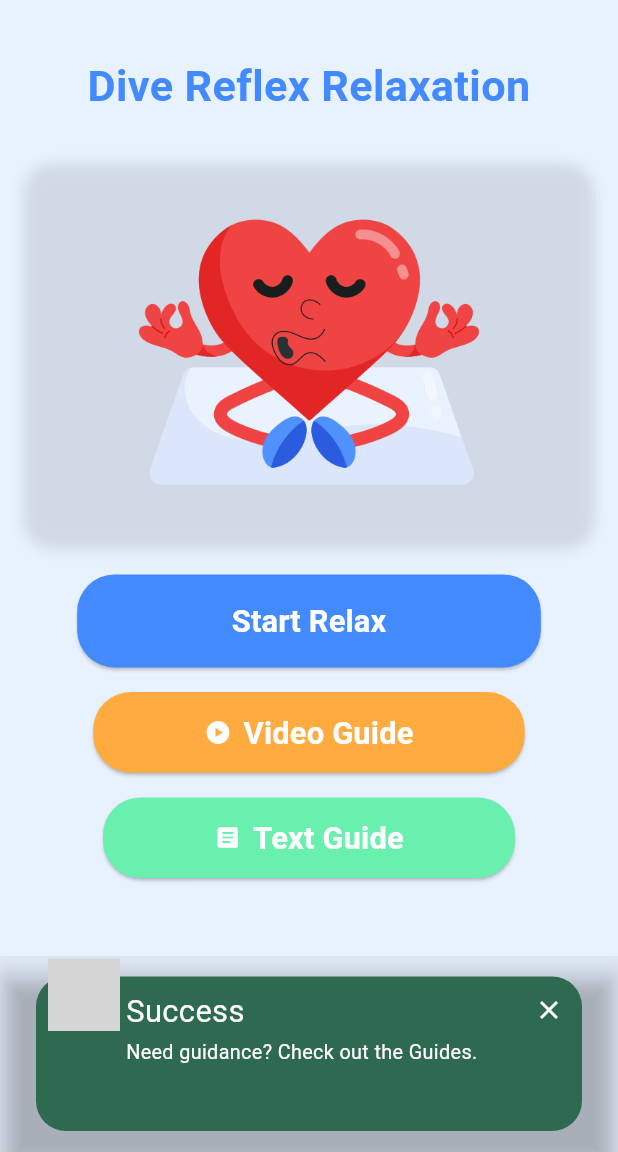
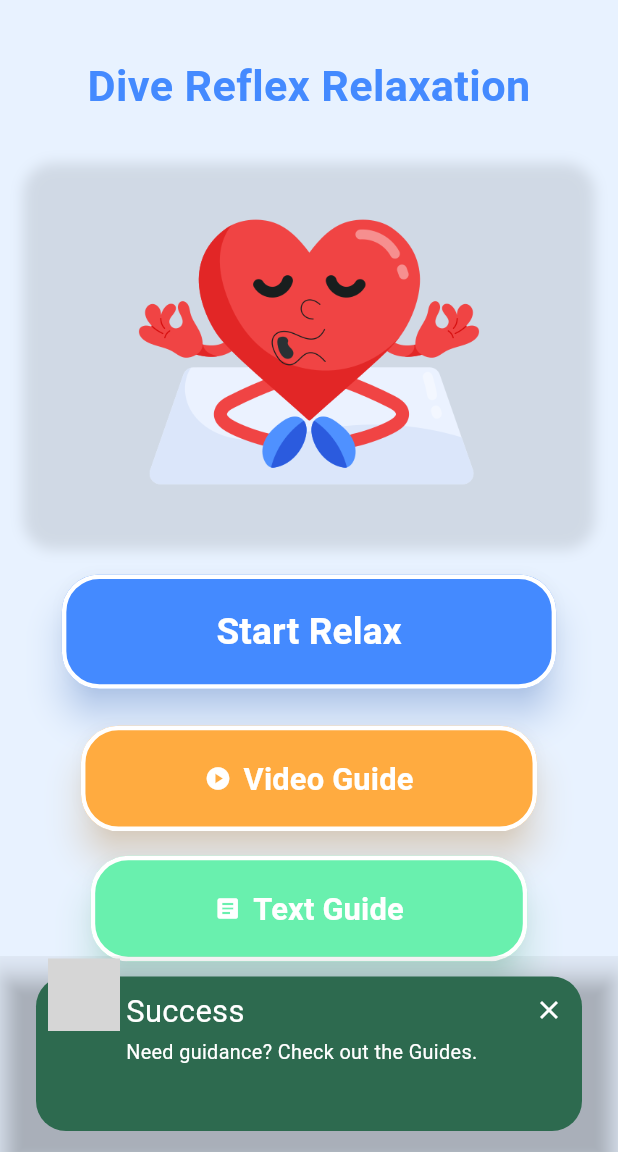
Before and after one commit to riyajidevindu/BeMA_App_V2, a Flutter app: the DiveReflexScreen screen opened by its route, on a phone screen of 412 x 824 dp, the part 84-1236 px from its top. Run offline on Flutter 3.47's test engine with Material 3 defaults, Android fonts, the phone set to English and light mode, and no system bars; drawn by our look-alikes of awesome_snackbar_content; our stand-ins replace cloud_firestore, connectivity_plus, custom_navigation_bar, firebase_auth, firebase_core, firebase_storage and 4 more; missing offline and left inert: model_viewer_plus, record; accounts and stored records are empty; statements that could not run were skipped; grey boxes are pictures that could not be loaded.

Commit message:
Enhance DiveReflexScreen layout with improved button styling, padding adjustments, and elevation effects for better responsiveness

```diff
--- a/bema_application/lib/features/dive_reflex/screens/dive_reflex_screen.dart
+++ b/bema_application/lib/features/dive_reflex/screens/dive_reflex_screen.dart
@@ -13,7 +13,6 @@ class DiveReflexScreen extends StatelessWidget {
   Widget build(BuildContext context) {
     final screenWidth = MediaQuery.of(context).size.width;
     final screenHeight = MediaQuery.of(context).size.height;
-
 
     WidgetsBinding.instance.addPostFrameCallback((_) {
       Future.delayed(const Duration(seconds: 1), () {
@@ -90,22 +89,28 @@ class DiveReflexScreen extends StatelessWidget {
                       backgroundColor: Colors.blueAccent,
                       padding: EdgeInsets.symmetric(
                         horizontal: screenWidth * 0.25,
-                        vertical: screenHeight * 0.02,
+                        vertical: screenHeight * 0.025,
                       ),
                       shape: RoundedRectangleBorder(
                         borderRadius: BorderRadius.circular(25),
+                        side: const BorderSide(
+                          color: Colors.white,
+                          width: 3,
+                        ),
                       ),
+                      elevation: 10,
+                      shadowColor: Colors.blueAccent.withOpacity(0.5),
                     ),
                     child: Text(
                       "Start Relax",
                       style: TextStyle(
-                        fontSize: screenWidth * 0.05,
+                        fontSize: screenWidth * 0.06,
                         color: Colors.white,
                         fontWeight: FontWeight.bold,
                       ),
                     ),
                   ),
-                  SizedBox(height: screenHeight * 0.02),
+                  SizedBox(height: screenHeight * 0.03),
 
                   // Video Guide Button
                   ElevatedButton.icon(
@@ -121,12 +126,18 @@ class DiveReflexScreen extends StatelessWidget {
                     style: ElevatedButton.styleFrom(
                       backgroundColor: Colors.orangeAccent,
                       padding: EdgeInsets.symmetric(
-                        horizontal: screenWidth * 0.18,
-                        vertical: screenHeight * 0.015,
+                        horizontal: screenWidth * 0.2,
+                        vertical: screenHeight * 0.025,
                       ),
                       shape: RoundedRectangleBorder(
                         borderRadius: BorderRadius.circular(25),
+                        side: const BorderSide(
+                          color: Colors.white,
+                          width: 3,
+                        ),
                       ),
+                      elevation: 10,
+                      shadowColor: Colors.orangeAccent.withOpacity(0.5),
                     ),
                     label: Text(
                       "Video Guide",
@@ -153,12 +164,18 @@ class DiveReflexScreen extends StatelessWidget {
                     style: ElevatedButton.styleFrom(
                       backgroundColor: Colors.greenAccent,
                       padding: EdgeInsets.symmetric(
-                        horizontal: screenWidth * 0.18,
-                        vertical: screenHeight * 0.015,
+                        horizontal: screenWidth * 0.2,
+                        vertical: screenHeight * 0.025,
                       ),
                       shape: RoundedRectangleBorder(
                         borderRadius: BorderRadius.circular(25),
+                        side: const BorderSide(
+                          color: Colors.white,
+                          width: 3,
+                        ),
                       ),
+                      elevation: 10,
+                      shadowColor: Colors.greenAccent.withOpacity(0.5),
                     ),
                     label: Text(
                       "Text Guide",
```
